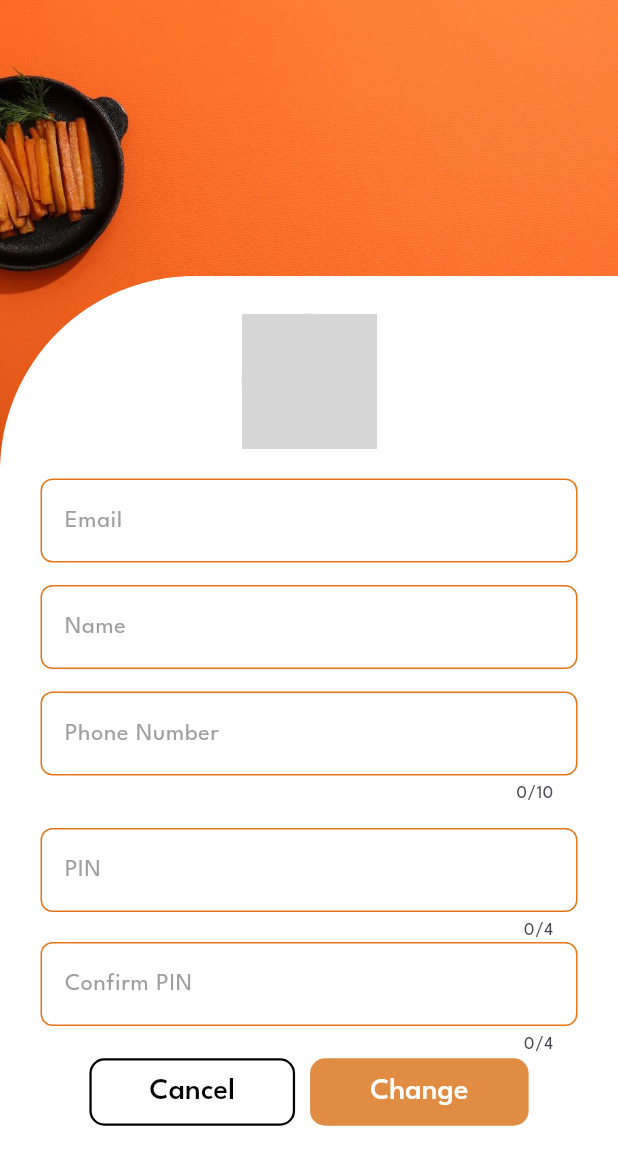
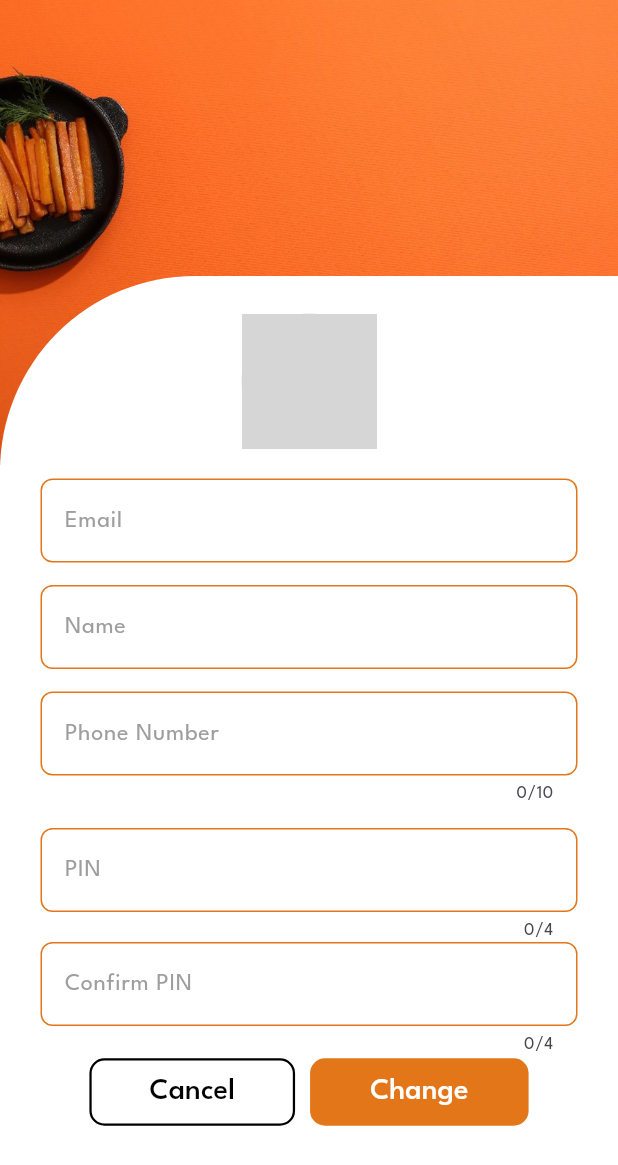
Before and after one commit to Amjad-Tp/foodpe, a Flutter app: the UserEditScreen screen opened directly with empty values, on a phone screen of 412 x 824 dp. Shown: the top 1165 px of the screen. Run offline on Flutter 3.47's test engine with Material 3 defaults, Android fonts, the phone set to English and light mode, and no system bars; our stand-ins replace flutter_boxicons, fluttericon, font_awesome_flutter, hive, hive_flutter, image_picker; accounts and stored records are empty; statements that could not run were skipped; grey boxes are pictures that could not be loaded.

Commit message:
user edit scree

```diff
--- a/lib/screens/user_edit_screen.dart
+++ b/lib/screens/user_edit_screen.dart
@@ -1,6 +1,7 @@
 import 'dart:io';
 import 'package:flutter/material.dart';
 import 'package:foodpe/functions/db_functions.dart';
+import 'package:foodpe/main.dart';
 import 'package:foodpe/model/user_model.dart';
 import 'package:hive_flutter/adapters.dart';
 import 'package:image_picker/image_picker.dart';
@@ -38,6 +39,9 @@ class _UserEditScreenState extends State<UserEditScreen> {
 
   @override
   Widget build(BuildContext context) {
+
+    bool isDarkMode = themeNotifier.value;
+
     return SafeArea(
       child: Scaffold(
         body: GestureDetector(
@@ -61,10 +65,10 @@ class _UserEditScreenState extends State<UserEditScreen> {
                   child: Container(
                     width: double.infinity,
                     height: 640,
-                    decoration: const BoxDecoration(
-                        color: Colors.white,
+                    decoration: BoxDecoration(
+                        color: isDarkMode ? Colors.black : Colors.white,
                         borderRadius:
-                            BorderRadius.only(topLeft: Radius.circular(130))),
+                            const BorderRadius.only(topLeft: Radius.circular(130))),
                     child: Column(
                       children: [
                         const SizedBox(
@@ -202,12 +206,12 @@ class _UserEditScreenState extends State<UserEditScreen> {
                                         style: TextButton.styleFrom(
                                           padding: const EdgeInsets.symmetric(
                                               horizontal: 40, vertical: 8),
-                                          foregroundColor: Colors.black,
+                                          foregroundColor: isDarkMode ? Colors.white : Colors.black,
                                           shape: RoundedRectangleBorder(
                                               borderRadius:
                                                   BorderRadius.circular(10),
-                                              side: const BorderSide(
-                                                  color: Colors.black,
+                                              side: BorderSide(
+                                                  color: isDarkMode ? Colors.white : Colors.black,
                                                   width: 1.5)),
                                         ),
                                         child: const Text(
@@ -231,8 +235,7 @@ class _UserEditScreenState extends State<UserEditScreen> {
                                         style: TextButton.styleFrom(
                                           padding: const EdgeInsets.symmetric(
                                               horizontal: 40, vertical: 8),
-                                          backgroundColor:
-                                              const Color(0xFFE08C43),
+                                          backgroundColor: isDarkMode ? const Color(0xFF077B92) : const Color(0xFFE27619),
                                           foregroundColor: Colors.white,
                                           shape: RoundedRectangleBorder(
                                             borderRadius:
@@ -269,7 +272,8 @@ class _UserEditScreenState extends State<UserEditScreen> {
           email: _emailController.text,
           pin: _pinController.text,
           phoneNumber: _phoneNumberController.text,
-          imagePath: _selectedImagePath);
+          imagePath: _selectedImagePath
+      );
 
       final settingsBox = Hive.box('settingsBox');
       final oldPin = settingsBox.get('applock');
```
